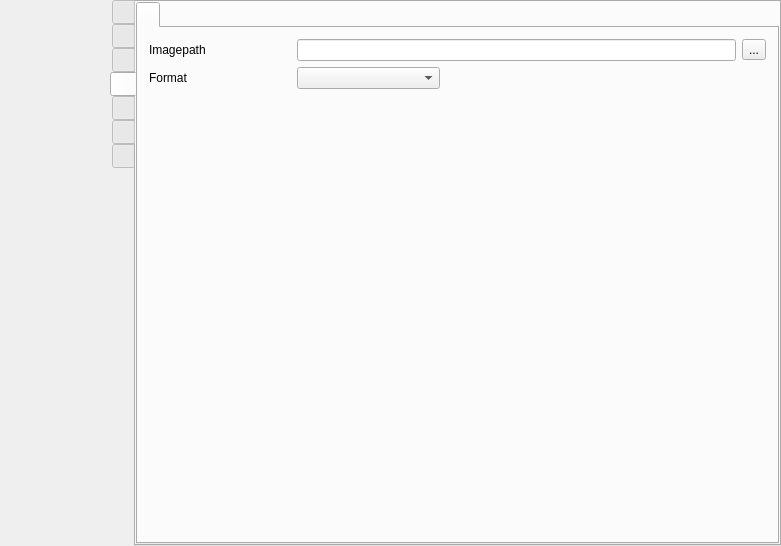
Above: src/formMainWindow.ui from vkohaupt/vokoscreenNG before the change. Below: the same form after it.
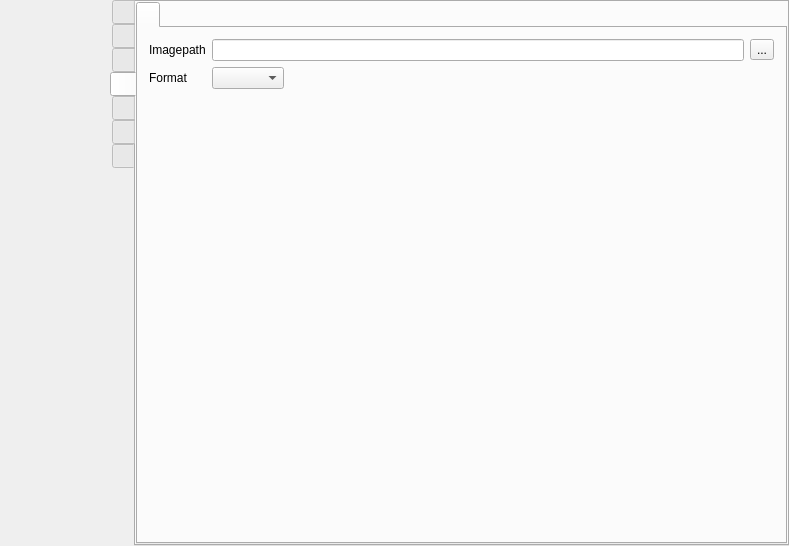
That is the form after the change. The open tabs and pages were chosen to show the change. Icons and pictures are not drawn.

Commit message: Add snapshot-tab

What changed in the file:
```diff
--- a/src/formMainWindow.ui
+++ b/src/formMainWindow.ui
@@ -6,7 +6,7 @@
    <rect>
     <x>0</x>
     <y>0</y>
-    <width>703</width>
+    <width>789</width>
     <height>546</height>
    </rect>
   </property>
@@ -3833,19 +3833,6 @@
            <layout class="QVBoxLayout" name="verticalLayout_37">
             <item>
              <layout class="QGridLayout" name="gridLayout_10">
-              <item row="2" column="2">
-               <spacer name="verticalSpacer">
-                <property name="orientation">
-                 <enum>Qt::Vertical</enum>
-                </property>
-                <property name="sizeHint" stdset="0">
-                 <size>
-                  <width>20</width>
-                  <height>40</height>
-                 </size>
-                </property>
-               </spacer>
-              </item>
               <item row="0" column="0">
                <widget class="QLabel" name="label_56">
                 <property name="text">
@@ -3853,58 +3840,27 @@
                 </property>
                </widget>
               </item>
-              <item row="0" column="4">
+              <item row="0" column="2">
                <widget class="QToolButton" name="toolButton">
                 <property name="text">
                  <string>...</string>
                 </property>
                </widget>
               </item>
-              <item row="1" column="0">
-               <widget class="QLabel" name="label_57">
-                <property name="text">
-                 <string>Format</string>
+              <item row="0" column="1">
+               <widget class="QLineEdit" name="lineEditSnapshotImagePath">
+                <property name="readOnly">
+                 <bool>true</bool>
                 </property>
                </widget>
               </item>
-              <item row="1" column="2" colspan="2">
-               <spacer name="horizontalSpacer_24">
-                <property name="orientation">
-                 <enum>Qt::Horizontal</enum>
-                </property>
-                <property name="sizeHint" stdset="0">
-                 <size>
-                  <width>40</width>
-                  <height>20</height>
-                 </size>
-                </property>
-               </spacer>
-              </item>
               <item row="1" column="1">
-               <widget class="QComboBox" name="comboBoxSnapshotImageFormats"/>
-              </item>
-              <item row="0" column="1" colspan="3">
-               <widget class="QLineEdit" name="lineEditSnapshotImagePath"/>
-              </item>
-             </layout>
-            </item>
-            <item>
              <layout class="QHBoxLayout" name="horizontalLayout_44">
               <item>
-               <spacer name="horizontalSpacer_33">
-                <property name="orientation">
-                 <enum>Qt::Horizontal</enum>
-                </property>
-                <property name="sizeHint" stdset="0">
-                 <size>
-                  <width>40</width>
-                  <height>20</height>
-                 </size>
-                </property>
-               </spacer>
+                 <widget class="QComboBox" name="comboBoxSnapshotImageFormats"/>
               </item>
               <item>
-               <spacer name="horizontalSpacer_31">
+                 <spacer name="horizontalSpacer_24">
                 <property name="orientation">
                  <enum>Qt::Horizontal</enum>
                 </property>
@@ -3915,6 +3871,15 @@
                  </size>
                 </property>
                </spacer>
+                </item>
+               </layout>
+              </item>
+              <item row="1" column="0">
+               <widget class="QLabel" name="label_57">
+                <property name="text">
+                 <string>Format</string>
+                </property>
+               </widget>
               </item>
              </layout>
             </item>
```
Left out of the diff: 26 changed lines with no effect on the pictures. Lines whose indentation alone changed are shown as unchanged.
